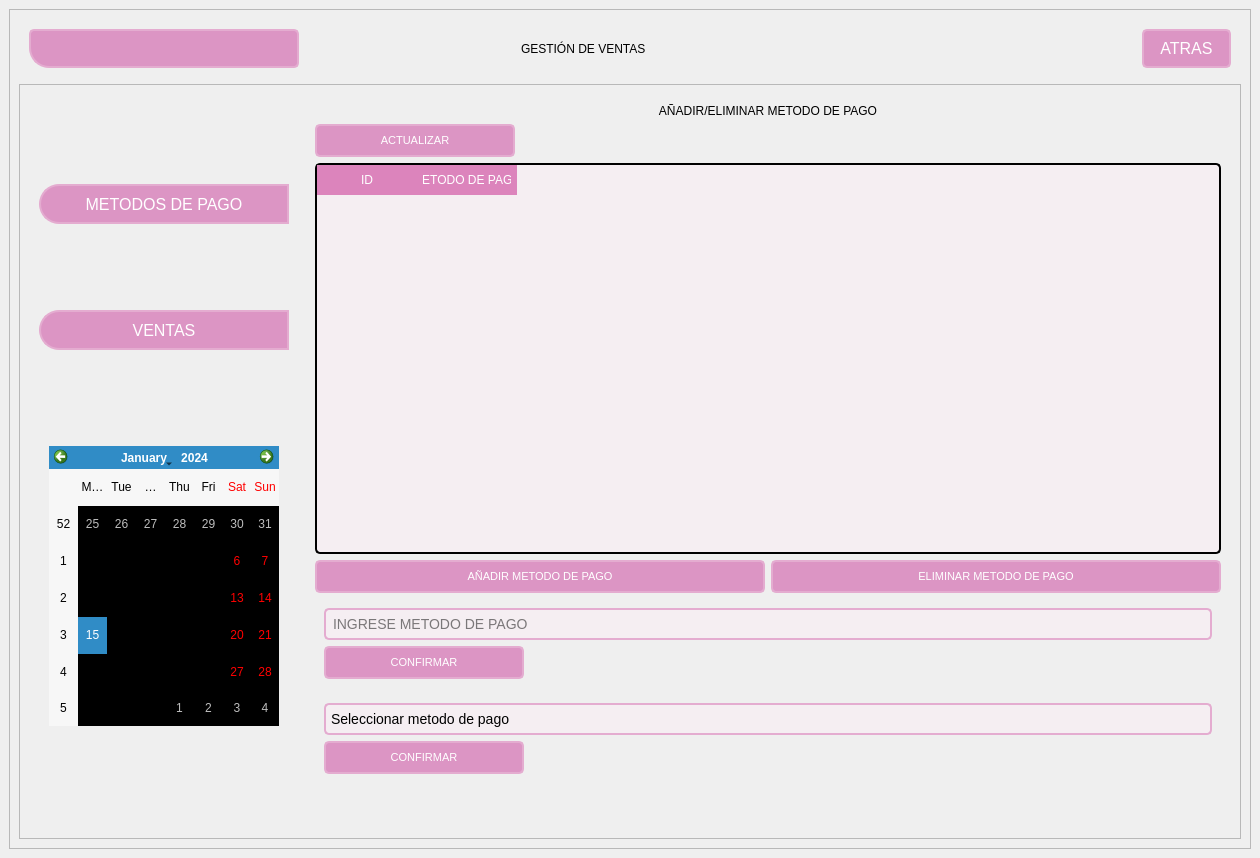
Above: GUI/sub_ventanas/ui/Ventas.ui from C-Sebastian-M/GLAM_MAKEUP_STORE before the change. Below: the same form after it.
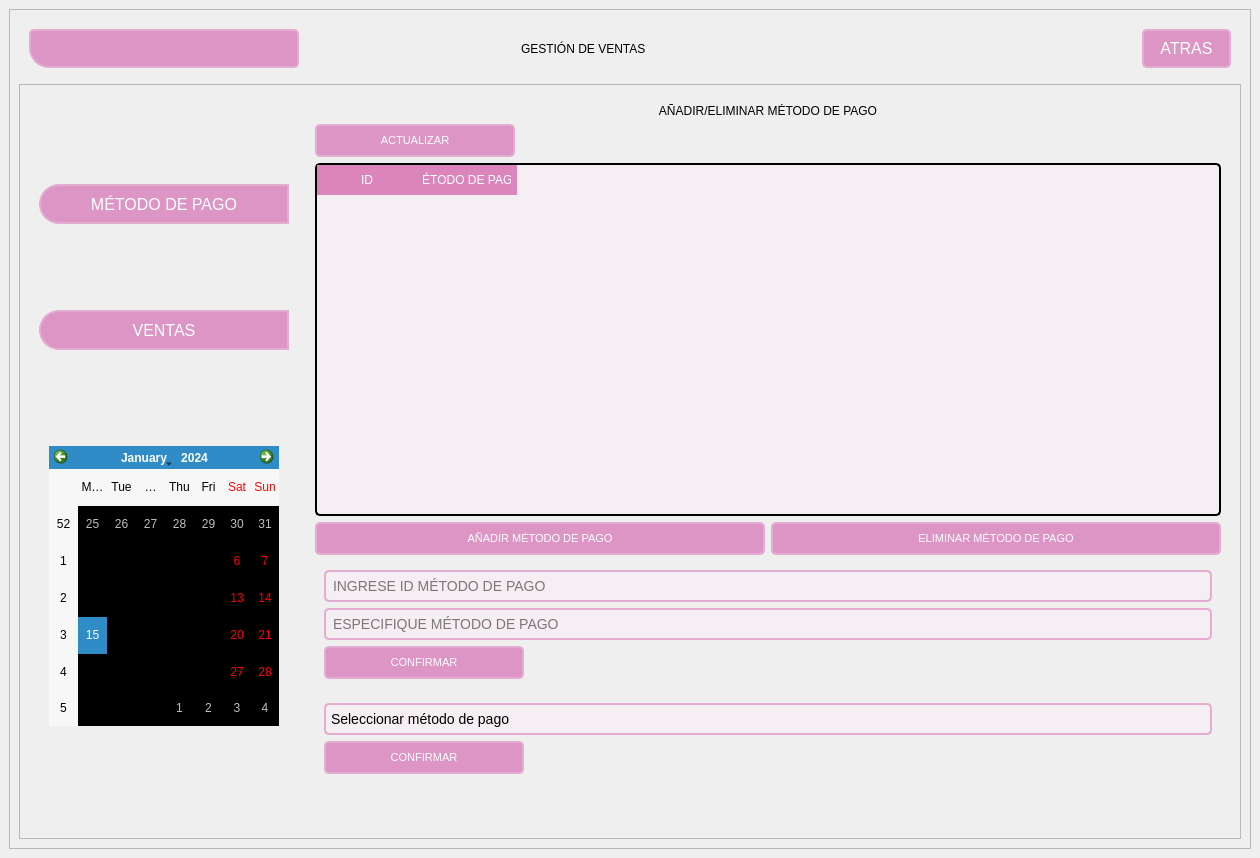
That is the form after the change. The open tabs and pages were chosen to show the change. Icons and pictures are not drawn.

Commit message: Se esta terminando de cocinar la ventana de ventas

What changed in the file:
```diff
--- a/GUI/sub_ventanas/ui/Ventas.ui
+++ b/GUI/sub_ventanas/ui/Ventas.ui
@@ -251,7 +251,7 @@
                 </size>
                </property>
                <property name="text">
-                <string>METODOS DE PAGO</string>
+                <string>MÉTODO DE PAGO</string>
                </property>
                <property name="icon">
                 <iconset>
@@ -530,7 +530,7 @@
                  <item>
                   <widget class="QLabel" name="label_9">
                    <property name="text">
-                    <string>AÑADIR/ELIMINAR METODO DE PAGO</string>
+                    <string>AÑADIR/ELIMINAR MÉTODO DE PAGO</string>
                    </property>
                    <property name="alignment">
                     <set>Qt::AlignCenter</set>
@@ -565,7 +565,7 @@
                      </column>
                      <column>
                       <property name="text">
-                       <string>METODO DE PAGO</string>
+                       <string>MÉTODO DE PAGO</string>
                       </property>
                      </column>
                     </widget>
@@ -575,7 +575,7 @@
                      <item>
                       <widget class="QPushButton" name="pushButton_addPago">
                        <property name="text">
-                        <string>AÑADIR METODO DE PAGO</string>
+                        <string>AÑADIR MÉTODO DE PAGO</string>
                        </property>
                        <property name="icon">
                         <iconset>
@@ -586,7 +586,7 @@
                      <item>
                       <widget class="QPushButton" name="pushButton_eliminarPago">
                        <property name="text">
-                        <string>ELIMINAR METODO DE PAGO</string>
+                        <string>ELIMINAR MÉTODO DE PAGO</string>
                        </property>
                        <property name="icon">
                         <iconset>
@@ -619,7 +619,14 @@
                        <string/>
                       </property>
                       <property name="placeholderText">
-                       <string>INGRESE METODO DE PAGO</string>
+                       <string>INGRESE ID MÉTODO DE PAGO</string>
+                      </property>
+                     </widget>
+                    </item>
+                    <item>
+                     <widget class="QLineEdit" name="lineEdit">
+                      <property name="placeholderText">
+                       <string>ESPECIFIQUE MÉTODO DE PAGO</string>
                       </property>
                      </widget>
                     </item>
@@ -652,7 +659,7 @@
                      <widget class="QComboBox" name="comboBox_pago">
                       <item>
                        <property name="text">
-                        <string>Seleccionar metodo de pago</string>
+                        <string>Seleccionar método de pago</string>
                        </property>
                        <property name="icon">
                         <iconset>
```
Left out of the diff: 18 changed lines with no effect on the pictures. The commit also changes 1 other file.
